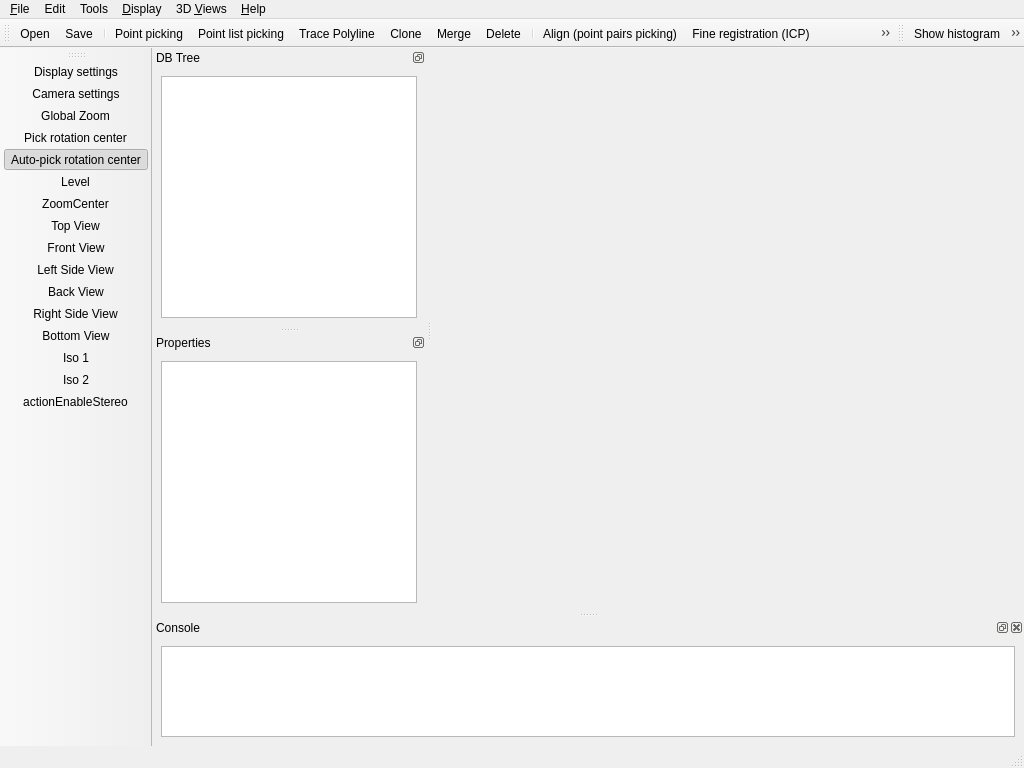
CloudCompare/CloudCompare, file qCC/ui_templates/mainWindow.ui: the form before one commit.
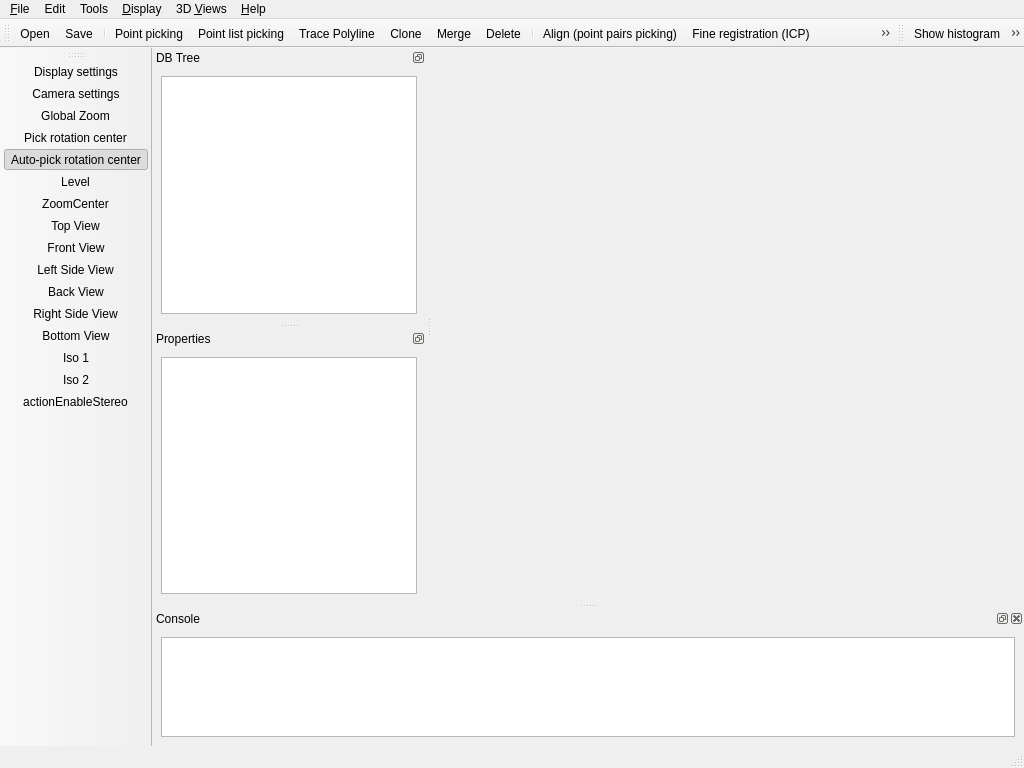
The form after the commit. Icons and pictures are not drawn. Custom widgets are drawn as their Qt base class.

```diff
--- a/qCC/ui_templates/mainWindow.ui
+++ b/qCC/ui_templates/mainWindow.ui
@@ -609,8 +609,8 @@
    </property>
    <property name="minimumSize">
     <size>
-     <width>91</width>
-     <height>128</height>
+     <width>103</width>
+     <height>137</height>
     </size>
    </property>
    <property name="maximumSize">
@@ -728,8 +728,8 @@
   <widget class="QDockWidget" name="DockableProperties">
    <property name="minimumSize">
     <size>
-     <width>109</width>
-     <height>135</height>
+     <width>133</width>
+     <height>164</height>
     </size>
    </property>
    <property name="floating">
```
Left out of the diff: 12 changed lines with no effect on the pictures.
